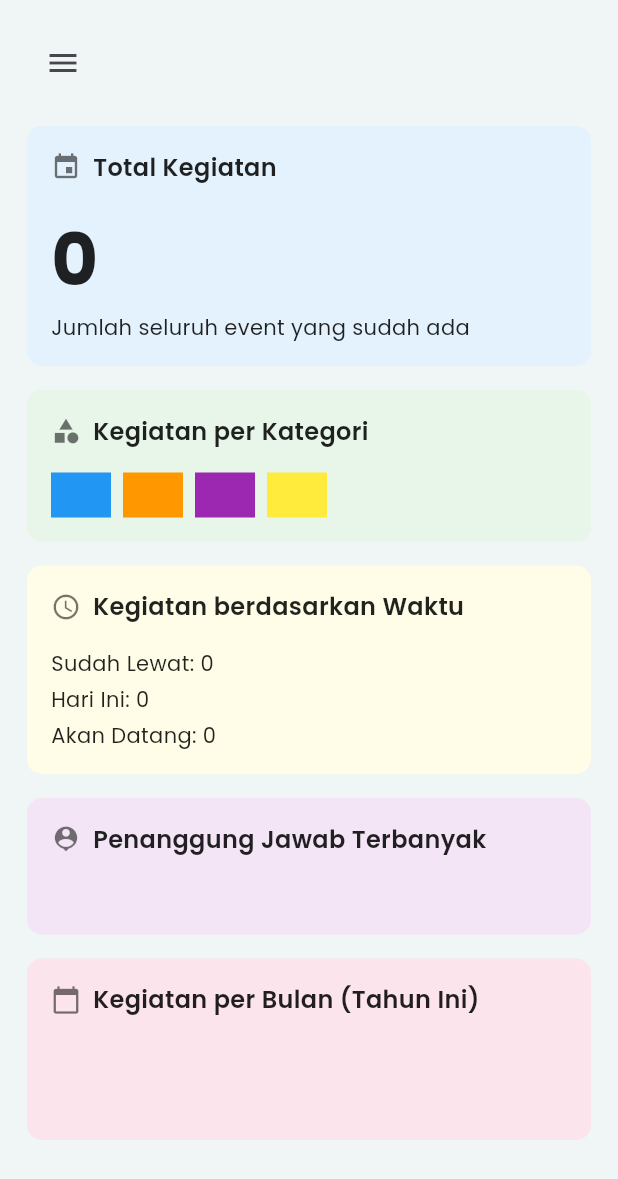
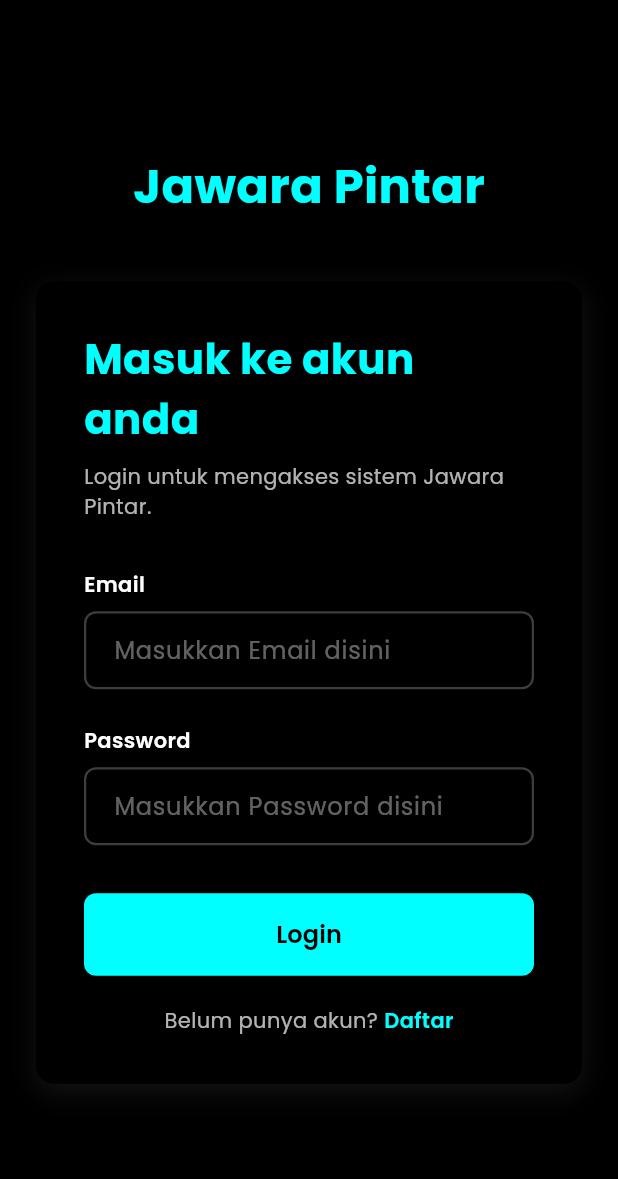
Before and after one commit to Ruphasa/Pentagram, a Flutter app: the screen it shows after launch, on a phone screen of 412 x 824 dp. Shown: the top 1179 px of the screen. Run offline on Flutter 3.47's test engine with Material 3 defaults, Android fonts, the phone set to English and light mode, and no system bars; our stand-ins replace google_fonts.

Commit message:
Login - logout

```diff
--- a/lib/main.dart
+++ b/lib/main.dart
@@ -1,6 +1,7 @@
 import 'package:flutter/material.dart';
 import 'package:google_fonts/google_fonts.dart';
 import 'page/dashboard.dart'; // <-- DISESUAIKAN DENGAN STRUKTUR ANDA
+import 'page/login/login_page.dart';
 
 void main() {
   runApp(const MyApp());
@@ -16,12 +17,16 @@ class MyApp extends StatelessWidget {
       debugShowCheckedModeBanner: false,
       theme: ThemeData.light().copyWith(
         scaffoldBackgroundColor: const Color(0xFFF0F5F5),
-        textTheme: GoogleFonts.poppinsTextTheme(Theme.of(context).textTheme)
-            .apply(bodyColor: Colors.black87),
+        textTheme: GoogleFonts.poppinsTextTheme(
+          Theme.of(context).textTheme,
+        ).apply(bodyColor: Colors.black87),
         canvasColor: const Color(0xFFFFFFFF),
       ),
-      // Class yang dipanggil tetap DashboardScreen
-      home: DashboardScreen(),
+      initialRoute: '/login',
+      routes: {
+        '/': (context) => DashboardScreen(),
+        '/login': (context) => const LoginPage(),
+      },
     );
   }
 }
--- /dev/null
+++ b/lib/page/login/login_form.dart
@@ -0,0 +1,193 @@
+import 'package:flutter/material.dart';
+
+class LoginHeader extends StatelessWidget {
+  const LoginHeader({super.key});
+
+  @override
+  Widget build(BuildContext context) {
+    return const Text(
+      "Jawara Pintar",
+      style: TextStyle(
+        fontSize: 32,
+        fontWeight: FontWeight.bold,
+        color: Color(0xFF00FFFF),
+      ),
+    );
+  }
+}
+
+class LoginForm extends StatefulWidget {
+  const LoginForm({super.key});
+
+  @override
+  State<LoginForm> createState() => _LoginFormState();
+}
+
+class _LoginFormState extends State<LoginForm> {
+  final _emailController = TextEditingController();
+  final _passwordController = TextEditingController();
+  bool _isHoveringButton = false;
+  bool _isHoveringRegister = false;
+
+  void _login() {
+    final email = _emailController.text.trim();
+    final password = _passwordController.text.trim();
+
+    if (email.isEmpty || password.isEmpty) {
+      ScaffoldMessenger.of(context).showSnackBar(
+        const SnackBar(content: Text('Email dan password harus diisi')),
+      );
+      return;
+    }
+
+    if (email == 'admin@gmail.com' && password == 'password') {
+      Navigator.pushReplacementNamed(context, '/');
+    } else {
+      ScaffoldMessenger.of(context).showSnackBar(
+        const SnackBar(content: Text('Email atau password salah')),
+      );
+    }
+  }
+
+  @override
+  Widget build(BuildContext context) {
+    return Container(
+      constraints: const BoxConstraints(maxWidth: 500),
+      padding: const EdgeInsets.all(32),
+      decoration: BoxDecoration(
+        color: Colors.black,
+        borderRadius: BorderRadius.circular(12),
+        boxShadow: [
+          BoxShadow(
+            color: Colors.white.withOpacity(0.08),
+            blurRadius: 15,
+            offset: const Offset(0, 5),
+          ),
+        ],
+      ),
+      child: Column(
+        crossAxisAlignment: CrossAxisAlignment.start,
+        children: [
+          const Text(
+            "Masuk ke akun anda",
+            style: TextStyle(
+              fontSize: 28,
+              fontWeight: FontWeight.bold,
+              color: Color(0xFF00FFFF),
+            ),
+          ),
+          const SizedBox(height: 8),
+          const Text(
+            "Login untuk mengakses sistem Jawara Pintar.",
+            style: TextStyle(fontSize: 14, color: Colors.white70),
+          ),
+          const SizedBox(height: 32),
+          _buildTextField("Email", _emailController, false),
+          const SizedBox(height: 24),
+          _buildTextField("Password", _passwordController, true),
+          const SizedBox(height: 32),
+          _buildLoginButton(),
+          const SizedBox(height: 20),
+          _buildRegisterLink(context),
+        ],
+      ),
+    );
+  }
+
+  Widget _buildTextField(String label, TextEditingController controller, bool obscure) {
+    return Column(
+      crossAxisAlignment: CrossAxisAlignment.start,
+      children: [
+        Text(
+          label,
+          style: const TextStyle(
+            fontSize: 14,
+            fontWeight: FontWeight.w600,
+            color: Colors.white,
+          ),
+        ),
+        const SizedBox(height: 8),
+        TextField(
+          controller: controller,
+          obscureText: obscure,
+          style: const TextStyle(color: Colors.white),
+          decoration: InputDecoration(
+            hintText: "Masukkan $label disini",
+            hintStyle: const TextStyle(color: Colors.white38),
+            border: OutlineInputBorder(
+              borderRadius: BorderRadius.circular(8),
+              borderSide: const BorderSide(color: Colors.white24, width: 1.5),
+            ),
+            enabledBorder: OutlineInputBorder(
+              borderRadius: BorderRadius.circular(8),
+              borderSide: const BorderSide(color: Colors.white24, width: 1.5),
+            ),
+            focusedBorder: const OutlineInputBorder(
+              borderSide: BorderSide(color: Color(0xFF00FFFF), width: 2),
+            ),
+            contentPadding: const EdgeInsets.symmetric(horizontal: 16, vertical: 14),
+          ),
+        ),
+      ],
+    );
+  }
+
+  Widget _buildLoginButton() {
+    return MouseRegion(
+      onEnter: (_) => setState(() => _isHoveringButton = true),
+      onExit: (_) => setState(() => _isHoveringButton = false),
+      child: AnimatedContainer(
+        duration: const Duration(milliseconds: 200),
+        transform: Matrix4.identity()..scale(_isHoveringButton ? 1.02 : 1.0),
+        child: SizedBox(
+          width: double.infinity,
+          child: ElevatedButton(
+            onPressed: _login,
+            style: ElevatedButton.styleFrom(
+              backgroundColor: const Color(0xFF00FFFF),
+              padding: const EdgeInsets.symmetric(vertical: 16),
+              shape: RoundedRectangleBorder(borderRadius: BorderRadius.circular(8)),
+              elevation: _isHoveringButton ? 8 : 2,
+            ),
+            child: const Text(
+              "Login",
+              style: TextStyle(
+                fontSize: 16,
+                fontWeight: FontWeight.w600,
+                color: Colors.black,
+              ),
+            ),
+          ),
+        ),
+      ),
+    );
+  }
+
+  Widget _buildRegisterLink(BuildContext context) {
+    return Row(
+      mainAxisAlignment: MainAxisAlignment.center,
+      children: [
+        const Text("Belum punya akun? ", style: TextStyle(fontSize: 14, color: Colors.white70)),
+        MouseRegion(
+          onEnter: (_) => setState(() => _isHoveringRegister = true),
+          onExit: (_) => setState(() => _isHoveringRegister = false),
+          cursor: SystemMouseCursors.click,
+          child: GestureDetector(
+            onTap: () => Navigator.pushReplacementNamed(context, '/register'),
+            child: Text(
+              "Daftar",
+              style: TextStyle(
+                fontSize: 14,
+                fontWeight: FontWeight.w600,
+                color: const Color(0xFF00FFFF),
+                decoration: _isHoveringRegister ? TextDecoration.underline : TextDecoration.none,
+                decorationColor: const Color(0xFF00FFFF),
+                decorationThickness: 2,
+              ),
+            ),
+          ),
+        ),
+      ],
+    );
+  }
+}
--- /dev/null
+++ b/lib/page/login/login_page.dart
@@ -0,0 +1,28 @@
+import 'package:flutter/material.dart';
+import 'login_form.dart';
+
+class LoginPage extends StatelessWidget {
+  const LoginPage({super.key});
+
+  @override
+  Widget build(BuildContext context) {
+    return Scaffold(
+      backgroundColor: Colors.black,
+      body: SafeArea(
+        child: Center(
+          child: SingleChildScrollView(
+            padding: const EdgeInsets.all(24),
+            child: Column(
+              mainAxisAlignment: MainAxisAlignment.center,
+              children: const [
+                LoginHeader(),
+                SizedBox(height: 40),
+                LoginForm(),
+              ],
+            ),
+          ),
+        ),
+      ),
+    );
+  }
+}
```
Also changed, not shown: lib/widgets/profile_dropdown.dart (added, +149 -0 lines), lib/widgets/side_menu.dart (+3 -11 lines).
